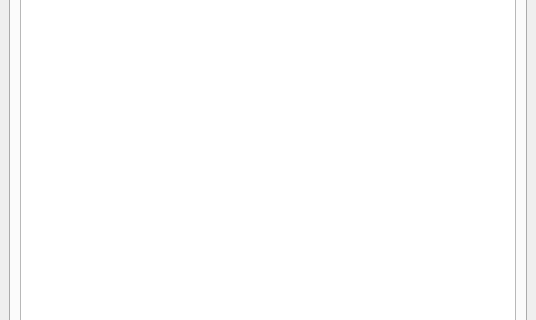
Above: mainwindow.ui from str4el/grading before the change; both pictures show x 0 to 536 and y 157 to 477 of the 536 by 617 pixel window. Below: the same form after it.
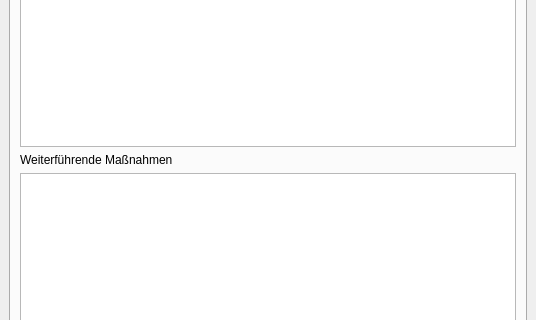
That is the form after the change. The open tabs and pages were chosen to show the change. Custom widgets are drawn as their Qt base class.

Commit message: Textfeld für weiterführende Maßnahmen implementiet

Patch:
```diff
--- a/mainwindow.ui
+++ b/mainwindow.ui
@@ -766,7 +766,24 @@
          </widget>
         </item>
         <item>
-         <widget class="QPlainTextEdit" name="editTextEdit">
+         <widget class="QPlainTextEdit" name="editAssessmentEdit">
+          <property name="tabChangesFocus">
+           <bool>true</bool>
+          </property>
+         </widget>
+        </item>
+        <item>
+         <widget class="QLabel" name="label26_2">
+          <property name="text">
+           <string>Weiterführende Maßnahmen</string>
+          </property>
+          <property name="buddy">
+           <cstring>editAssessmentEdit</cstring>
+          </property>
+         </widget>
+        </item>
+        <item>
+         <widget class="QPlainTextEdit" name="editMeasuresEdit">
           <property name="tabChangesFocus">
            <bool>true</bool>
           </property>
```
Left out of the diff: 6 changed lines with no effect on the pictures. The commit also changes 8 other files.
